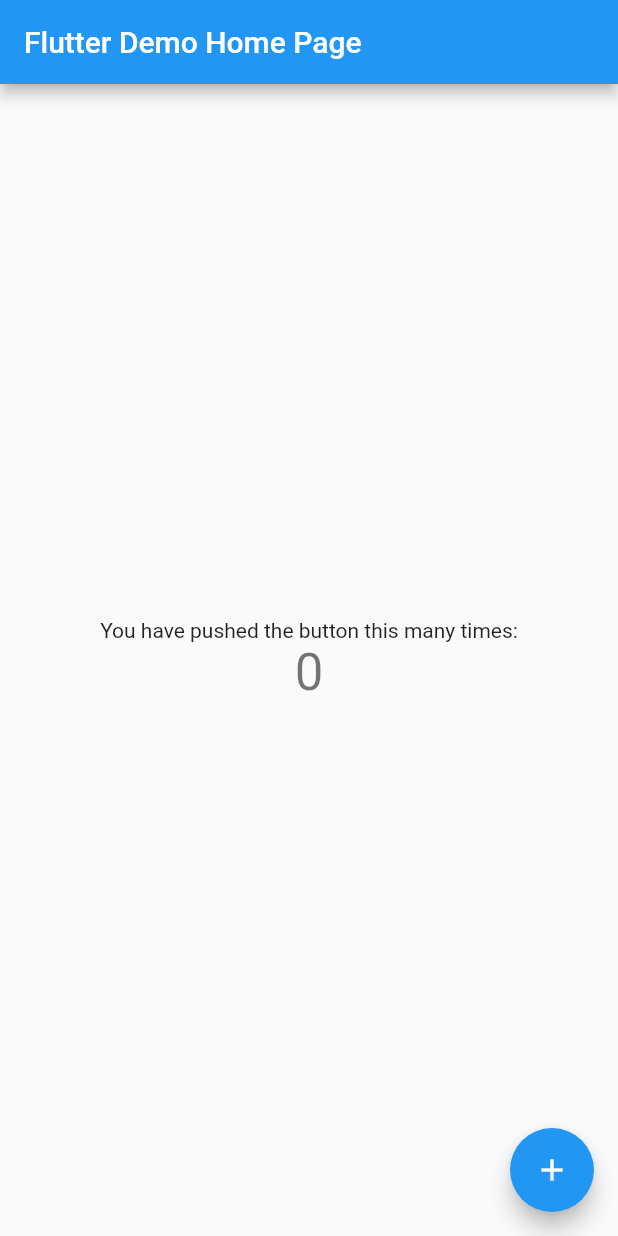
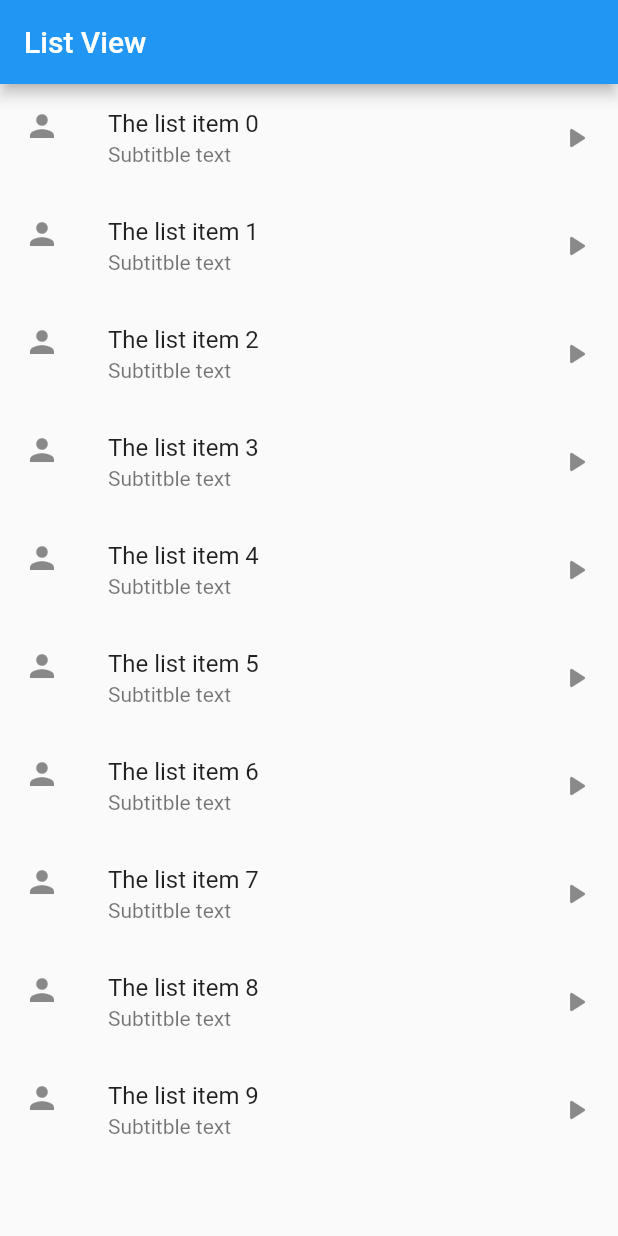
Before and after one commit to arifbudiman0104/flutter_cookbook, a Flutter app: the screen it shows after launch, on a phone screen of 412 x 824 dp. Run offline on Flutter 3.47's test engine with Material 2 defaults, Android fonts, the phone set to English and light mode, and no system bars.

Commit message:
finish listview with navigator

```diff
--- /dev/null
+++ b/list_listview_with_navigator/lib/details.dart
@@ -0,0 +1,18 @@
+import 'package:flutter/material.dart';
+
+class DetailPage extends StatelessWidget {
+  final int index;
+  DetailPage(this.index);
+
+  @override
+  Widget build(BuildContext context) {
+    return Scaffold(
+      appBar: AppBar(
+        title: Text('The detailspage $index'),
+      ),
+      body: Center(
+        child: Text('The detail page $index'),
+      ),
+    );
+  }
+}
--- a/list_listview_with_navigator/lib/main.dart
+++ b/list_listview_with_navigator/lib/main.dart
@@ -1,113 +1,53 @@
 import 'package:flutter/material.dart';
+import 'package:list_listview_with_navigator/details.dart';
 
 void main() {
   runApp(MyApp());
 }
 
 class MyApp extends StatelessWidget {
-  // This widget is the root of your application.
   @override
   Widget build(BuildContext context) {
     return MaterialApp(
       title: 'Flutter Demo',
       theme: ThemeData(
-        // This is the theme of your application.
-        //
-        // Try running your application with "flutter run". You'll see the
-        // application has a blue toolbar. Then, without quitting the app, try
-        // changing the primarySwatch below to Colors.green and then invoke
-        // "hot reload" (press "r" in the console where you ran "flutter run",
-        // or simply save your changes to "hot reload" in a Flutter IDE).
-        // Notice that the counter didn't reset back to zero; the application
-        // is not restarted.
         primarySwatch: Colors.blue,
       ),
-      home: MyHomePage(title: 'Flutter Demo Home Page'),
+      home: MyHomePage(),
     );
   }
 }
 
-class MyHomePage extends StatefulWidget {
-  MyHomePage({Key key, this.title}) : super(key: key);
-
-  // This widget is the home page of your application. It is stateful, meaning
-  // that it has a State object (defined below) that contains fields that affect
-  // how it looks.
-
-  // This class is the configuration for the state. It holds the values (in this
-  // case the title) provided by the parent (in this case the App widget) and
-  // used by the build method of the State. Fields in a Widget subclass are
-  // always marked "final".
-
-  final String title;
-
+class MyHomePage extends StatelessWidget {
   @override
-  _MyHomePageState createState() => _MyHomePageState();
-}
-
-class _MyHomePageState extends State<MyHomePage> {
-  int _counter = 0;
-
-  void _incrementCounter() {
-    setState(() {
-      // This call to setState tells the Flutter framework that something has
-      // changed in this State, which causes it to rerun the build method below
-      // so that the display can reflect the updated values. If we changed
-      // _counter without calling setState(), then the build method would not be
-      // called again, and so nothing would appear to happen.
-      _counter++;
-    });
+  Widget build(BuildContext context) {
+    return Scaffold(
+      appBar: AppBar(
+        title: Text('List View'),
+      ),
+      body: _buildListView(context),
+    );
   }
 
-  @override
-  Widget build(BuildContext context) {
-    // This method is rerun every time setState is called, for instance as done
-    // by the _incrementCounter method above.
-    //
-    // The Flutter framework has been optimized to make rerunning build methods
-    // fast, so that you can just rebuild anything that needs updating rather
-    // than having to individually change instances of widgets.
-    return Scaffold(
-      appBar: AppBar(
-        // Here we take the value from the MyHomePage object that was created by
-        // the App.build method, and use it to set our appbar title.
-        title: Text(widget.title),
-      ),
-      body: Center(
-        // Center is a layout widget. It takes a single child and positions it
-        // in the middle of the parent.
-        child: Column(
-          // Column is also a layout widget. It takes a list of children and
-          // arranges them vertically. By default, it sizes itself to fit its
-          // children horizontally, and tries to be as tall as its parent.
-          //
-          // Invoke "debug painting" (press "p" in the console, choose the
-          // "Toggle Debug Paint" action from the Flutter Inspector in Android
-          // Studio, or the "Toggle Debug Paint" command in Visual Studio Code)
-          // to see the wireframe for each widget.
-          //
-          // Column has various properties to control how it sizes itself and
-          // how it positions its children. Here we use mainAxisAlignment to
-          // center the children vertically; the main axis here is the vertical
-          // axis because Columns are vertical (the cross axis would be
-          // horizontal).
-          mainAxisAlignment: MainAxisAlignment.center,
-          children: <Widget>[
-            Text(
-              'You have pushed the button this many times:',
-            ),
-            Text(
-              '$_counter',
-              style: Theme.of(context).textTheme.headline4,
-            ),
-          ],
-        ),
-      ),
-      floatingActionButton: FloatingActionButton(
-        onPressed: _incrementCounter,
-        tooltip: 'Increment',
-        child: Icon(Icons.add),
-      ), // This trailing comma makes auto-formatting nicer for build methods.
+  ListView _buildListView(BuildContext context) {
+    return ListView.builder(
+      itemCount: 10,
+      itemBuilder: (_, index) {
+        return ListTile(
+          title: Text('The list item $index'),
+          subtitle: Text('Subtitble text'),
+          leading: Icon(Icons.person),
+          trailing: Icon(Icons.play_arrow_rounded),
+          onTap: () {
+            Navigator.push(
+              context,
+              MaterialPageRoute(
+                builder: (context) => DetailPage(index),
+              ),
+            );
+          },
+        );
+      },
     );
   }
 }
--- a/list_listview_with_navigator/pubspec.yaml
+++ b/list_listview_with_navigator/pubspec.yaml
@@ -32,6 +32,10 @@ dependencies:
 dev_dependencies:
   flutter_test:
     sdk: flutter
+  flutter_launcher_name: "^0.0.1"
+
+flutter_launcher_name:
+  name: "List - List View Navigator"
 
 # For information on the generic Dart part of this file, see the
 # following page: https://dart.dev/tools/pub/pubspec
```
Also changed, not shown: list_listview_with_navigator/pubspec.lock, 2 other files.
